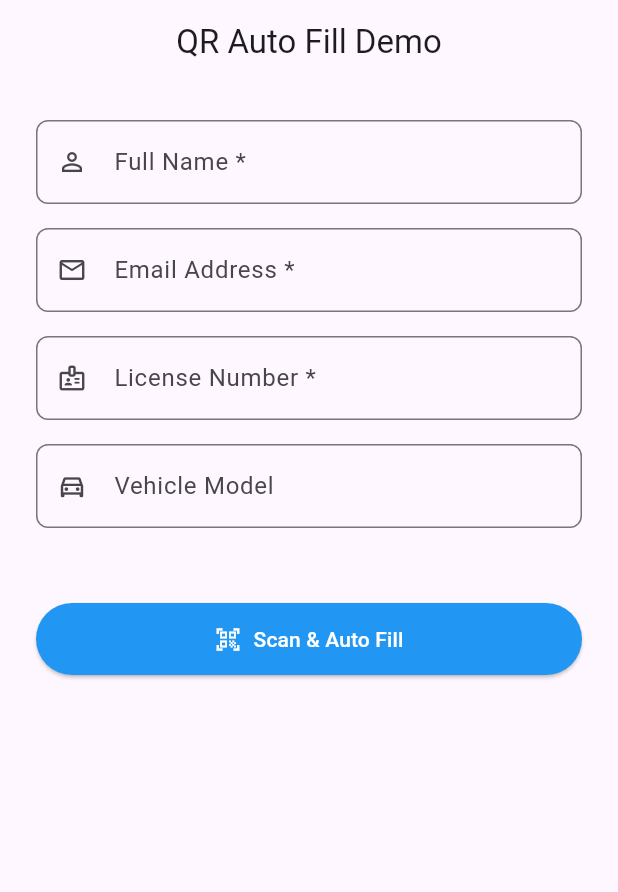
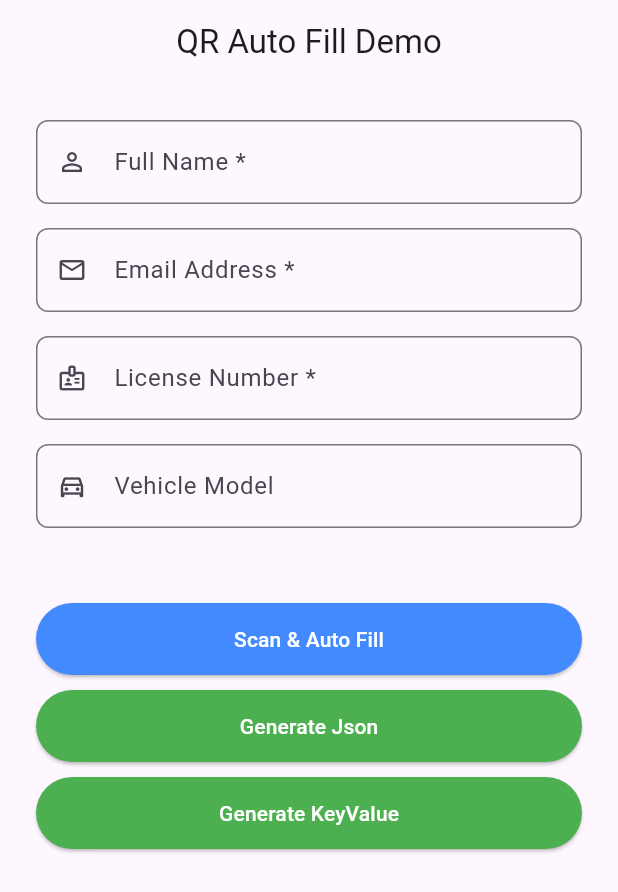
Before and after one commit to aboubakar6677/qr_auto_fill_form, a Flutter app: the screen it shows after launch, on a phone screen of 412 x 824 dp. Shown: the top 892 px of the screen. Run offline on Flutter 3.47's test engine with Material 3 defaults, Android fonts, the phone set to English and light mode, and no system bars; missing offline and left inert: qr_code_scanner_plus.

Commit message:
added code for generate json and keyvalue

```diff
--- a/example/lib/main.dart
+++ b/example/lib/main.dart
@@ -1,4 +1,5 @@
 import 'package:flutter/material.dart';
+import 'package:flutter/services.dart';
 import 'package:qr_auto_fill_form/qr_auto_fill_form.dart';
 
 void main() {
@@ -28,12 +29,14 @@ class QRFormExamplePage extends StatefulWidget {
 
 class _QRFormExamplePageState extends State<QRFormExamplePage> {
   final qrFormController = QRFormAutoFillController();
+  final Map<String, TextEditingController> _fieldMap = {};
   final _formKey = GlobalKey<FormState>();
 
   final nameController = TextEditingController();
   final emailController = TextEditingController();
   final phoneController = TextEditingController();
   final interestController = TextEditingController();
+  String? qrData;
 
   @override
   void initState() {
@@ -115,9 +118,7 @@ class _QRFormExamplePageState extends State<QRFormExamplePage> {
                 icon: Icons.directions_car_outlined,
               ),
               const SizedBox(height: 50),
-              ElevatedButton.icon(
-                icon: const Icon(Icons.qr_code_scanner),
-                label: const Text("Scan & Auto Fill"),
+              ElevatedButton(
                 onPressed: () {
                   launchQRFormScanner(
                     context: context,
@@ -130,14 +131,115 @@ class _QRFormExamplePageState extends State<QRFormExamplePage> {
                   );
                 },
                 style: ElevatedButton.styleFrom(
-                  backgroundColor: Colors.blue,
+                  backgroundColor: Colors.blueAccent,
                   foregroundColor: Colors.white,
                   padding: const EdgeInsets.symmetric(
                     horizontal: 20,
                     vertical: 14,
                   ),
                 ),
+                child: const Text("Scan & Auto Fill"),
               ),
+              SizedBox(height: 10),
+              ElevatedButton(
+                onPressed: () {
+                  final data = qrFormController.generateQRData(
+                    format: QRDataFormat.json,
+                  );
+                  setState(() {
+                    qrData = data;
+                  });
+                },
+
+                style: ElevatedButton.styleFrom(
+                  backgroundColor: Colors.green,
+                  foregroundColor: Colors.white,
+                  padding: const EdgeInsets.symmetric(
+                    horizontal: 20,
+                    vertical: 14,
+                  ),
+                ),
+                child: const Text("Generate Json"),
+              ),
+              SizedBox(height: 10),
+              ElevatedButton(
+                onPressed: () {
+                  final data = qrFormController.generateQRData(
+                    format: QRDataFormat.keyValue,
+                  );
+                  setState(() {
+                    qrData = data;
+                  });
+                },
+
+                style: ElevatedButton.styleFrom(
+                  backgroundColor: Colors.green,
+                  foregroundColor: Colors.white,
+                  padding: const EdgeInsets.symmetric(
+                    horizontal: 20,
+                    vertical: 14,
+                  ),
+                ),
+
+                child: const Text("Generate KeyValue"),
+              ),
+
+              SizedBox(height: 10),
+
+              if (qrData != null && qrData!.isNotEmpty)
+                Column(
+                  crossAxisAlignment: CrossAxisAlignment.start,
+                  children: [
+                    const Text(
+                      '📌 Copy this QR string and use any package (e.g. `qr_flutter`) to render it as a QR code.',
+                      style: TextStyle(
+                        fontSize: 13,
+                        fontWeight: FontWeight.w500,
+                      ),
+                    ),
+                    const SizedBox(height: 8),
+                    Container(
+                      padding: const EdgeInsets.all(12),
+                      decoration: BoxDecoration(
+                        color: Colors.grey.shade100,
+                        border: Border.all(color: Colors.grey.shade300),
+                        borderRadius: BorderRadius.circular(8),
+                      ),
+                      child: Column(
+                        crossAxisAlignment: CrossAxisAlignment.stretch,
+                        children: [
+                          SelectableText(
+                            qrData!,
+                            style: const TextStyle(
+                              fontSize: 12,
+                              fontFamily: 'monospace',
+                            ),
+                          ),
+                          const SizedBox(height: 8),
+                          Align(
+                            alignment: Alignment.centerRight,
+                            child: TextButton.icon(
+                              onPressed: () {
+                                Clipboard.setData(
+                                  ClipboardData(text: qrData ?? ""),
+                                );
+                                ScaffoldMessenger.of(context).showSnackBar(
+                                  const SnackBar(
+                                    content: Text(
+                                      'QR data copied to clipboard',
+                                    ),
+                                  ),
+                                );
+                              },
+                              icon: const Icon(Icons.copy, size: 16),
+                              label: const Text('Copy'),
+                            ),
+                          ),
+                        ],
+                      ),
+                    ),
+                  ],
+                ),
             ],
           ),
         ),
--- a/example/pubspec.yaml
+++ b/example/pubspec.yaml
@@ -32,7 +32,6 @@ dependencies:
     sdk: flutter
   qr_auto_fill_form:
     path: ../
-
   # The following adds the Cupertino Icons font to your application.
   # Use with the CupertinoIcons class for iOS style icons.
   cupertino_icons: ^1.0.8
--- a/lib/src/qr_auto_fill_controller.dart
+++ b/lib/src/qr_auto_fill_controller.dart
@@ -66,6 +66,29 @@ class QRFormAutoFillController {
     _fieldMap.clear();
     _transformers.clear();
     _requiredFields.clear();
+  }
+
+  /// Generates a string representation of registered fields
+  /// in either JSON or key-value format, suitable for QR generation.
+  ///
+  /// [format] determines the output style.
+  /// Returns a formatted string like:
+  /// - JSON: {"name":"John","email":"abc@example.com" }
+  /// - Key-Value: name=John;email=abc@example.com
+  String generateQRData({QRDataFormat format = QRDataFormat.json}) {
+    final data = <String, dynamic>{};
+
+    for (final entry in _fieldMap.entries) {
+      final value = entry.value.text.trim();
+      if (value.isNotEmpty) data[entry.key] = value;
+    }
+
+    switch (format) {
+      case QRDataFormat.json:
+        return json.encode(data);
+      case QRDataFormat.keyValue:
+        return data.entries.map((e) => '${e.key}=${e.value}').join(';');
+    }
   }
 
   /// Parses raw QR string and fills all registered fields if matching keys exist.
--- a/pubspec.yaml
+++ b/pubspec.yaml
@@ -1,6 +1,6 @@
 name: qr_auto_fill_form
 description: A customizable Flutter package to scan QR codes and auto-fill form fields.
-version: 1.0.2
+version: 1.1.0
 homepage: https://pub.dev/packages/qr_auto_fill_form
 repository: https://github.com/aboubakar6677/qr_auto_fill_form
 issue_tracker: https://github.com/aboubakar6677/qr_auto_fill_form/issues
@@ -13,6 +13,7 @@ dependencies:
   flutter:
     sdk: flutter
   qr_code_scanner_plus: ^2.0.6
+
 
 dev_dependencies:
   flutter_lints: ^5.0.0
```
Also changed, not shown: example/pubspec.lock, 2 other files.
